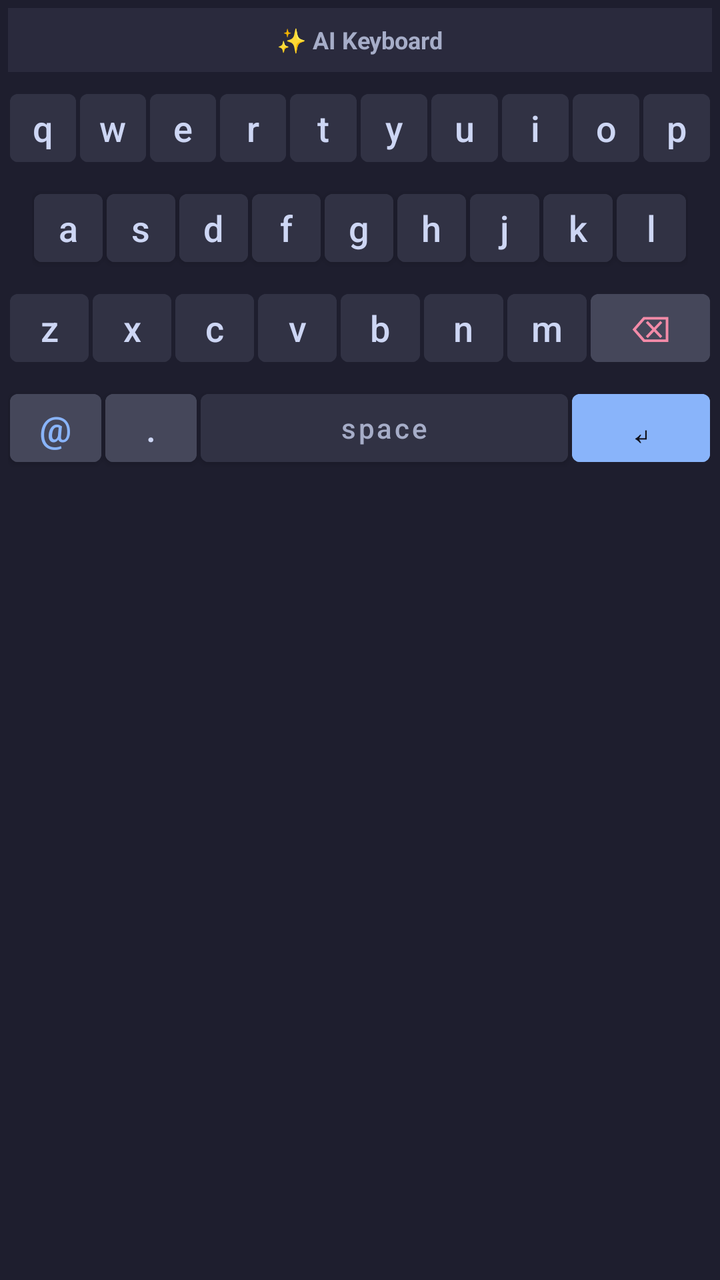
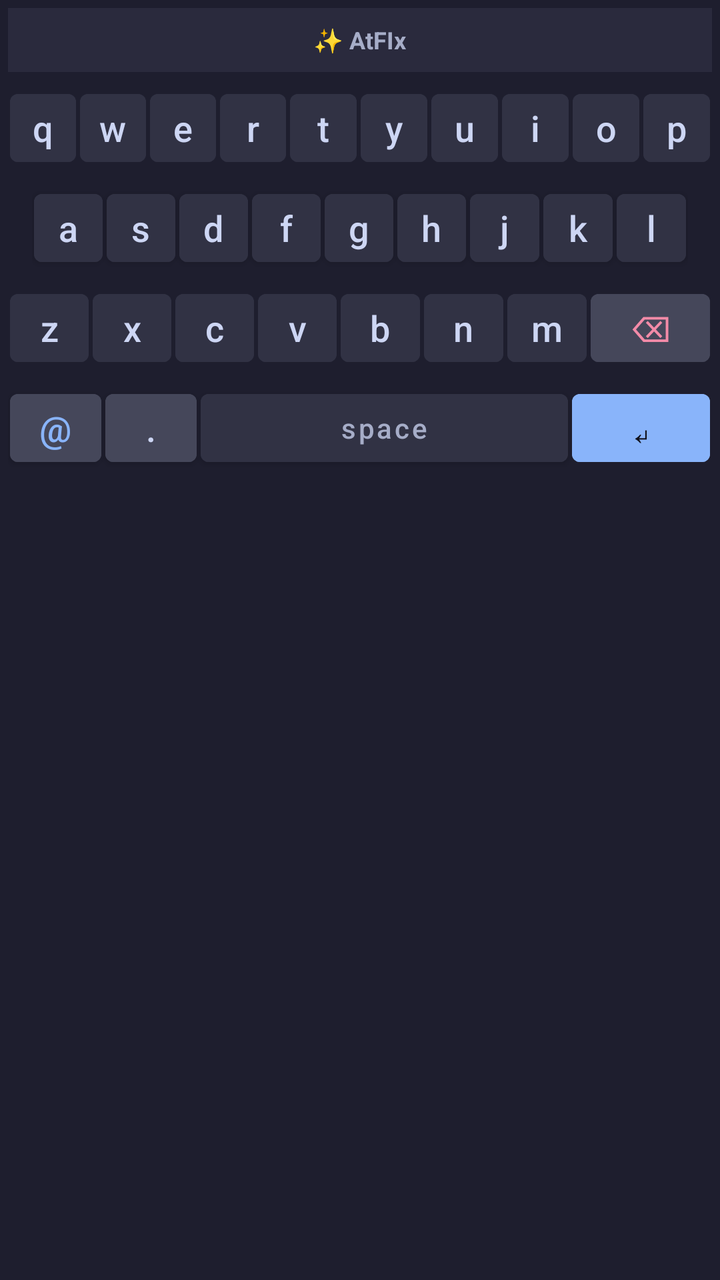

An Android layout rendered at two revisions. The XML below is the earlier revision; the diff shows what the commit changed to produce the second picture.
<!-- AndroidManifest.xml: fallback theme Theme.MaterialComponents.DayNight.NoActionBar -->
<!-- res/layout/keyboard_view.xml -->
<?xml version="1.0" encoding="utf-8"?>
<LinearLayout xmlns:android="http://schemas.android.com/apk/res/android"
    android:layout_width="match_parent"
    android:layout_height="wrap_content"
    android:orientation="vertical"
    android:background="#1E1E2E"
    android:padding="4dp">

    
    <LinearLayout
        android:layout_width="match_parent"
        android:layout_height="32dp"
        android:gravity="center"
        android:background="#2A2A3D">

        <TextView
            android:id="@+id/tv_status"
            android:layout_width="wrap_content"
            android:layout_height="wrap_content"
            android:text="✨ AI Keyboard"
            android:textColor="#A6ADC8"
            android:textSize="12sp"
            android:textStyle="bold" />
    </LinearLayout>

    
    <LinearLayout
        android:layout_width="match_parent"
        android:layout_height="48dp"
        android:orientation="horizontal"
        android:layout_marginTop="4dp">

        <Button android:id="@+id/btn_q" android:layout_width="0dp" android:layout_height="match_parent" android:layout_weight="1" android:text="q" android:textAllCaps="false" android:backgroundTint="#313244" android:textColor="#CDD6F4" android:textSize="18sp" android:padding="0dp" android:layout_margin="1dp"/>
        <Button android:id="@+id/btn_w" android:layout_width="0dp" android:layout_height="match_parent" android:layout_weight="1" android:text="w" android:textAllCaps="false" android:backgroundTint="#313244" android:textColor="#CDD6F4" android:textSize="18sp" android:padding="0dp" android:layout_margin="1dp"/>
        <Button android:id="@+id/btn_e" android:layout_width="0dp" android:layout_height="match_parent" android:layout_weight="1" android:text="e" android:textAllCaps="false" android:backgroundTint="#313244" android:textColor="#CDD6F4" android:textSize="18sp" android:padding="0dp" android:layout_margin="1dp"/>
        <Button android:id="@+id/btn_r" android:layout_width="0dp" android:layout_height="match_parent" android:layout_weight="1" android:text="r" android:textAllCaps="false" android:backgroundTint="#313244" android:textColor="#CDD6F4" android:textSize="18sp" android:padding="0dp" android:layout_margin="1dp"/>
        <Button android:id="@+id/btn_t" android:layout_width="0dp" android:layout_height="match_parent" android:layout_weight="1" android:text="t" android:textAllCaps="false" android:backgroundTint="#313244" android:textColor="#CDD6F4" android:textSize="18sp" android:padding="0dp" android:layout_margin="1dp"/>
        <Button android:id="@+id/btn_y" android:layout_width="0dp" android:layout_height="match_parent" android:layout_weight="1" android:text="y" android:textAllCaps="false" android:backgroundTint="#313244" android:textColor="#CDD6F4" android:textSize="18sp" android:padding="0dp" android:layout_margin="1dp"/>
        <Button android:id="@+id/btn_u" android:layout_width="0dp" android:layout_height="match_parent" android:layout_weight="1" android:text="u" android:textAllCaps="false" android:backgroundTint="#313244" android:textColor="#CDD6F4" android:textSize="18sp" android:padding="0dp" android:layout_margin="1dp"/>
        <Button android:id="@+id/btn_i" android:layout_width="0dp" android:layout_height="match_parent" android:layout_weight="1" android:text="i" android:textAllCaps="false" android:backgroundTint="#313244" android:textColor="#CDD6F4" android:textSize="18sp" android:padding="0dp" android:layout_margin="1dp"/>
        <Button android:id="@+id/btn_o" android:layout_width="0dp" android:layout_height="match_parent" android:layout_weight="1" android:text="o" android:textAllCaps="false" android:backgroundTint="#313244" android:textColor="#CDD6F4" android:textSize="18sp" android:padding="0dp" android:layout_margin="1dp"/>
        <Button android:id="@+id/btn_p" android:layout_width="0dp" android:layout_height="match_parent" android:layout_weight="1" android:text="p" android:textAllCaps="false" android:backgroundTint="#313244" android:textColor="#CDD6F4" android:textSize="18sp" android:padding="0dp" android:layout_margin="1dp"/>
    </LinearLayout>

    
    <LinearLayout
        android:layout_width="match_parent"
        android:layout_height="48dp"
        android:orientation="horizontal"
        android:layout_marginTop="2dp"
        android:paddingStart="12dp"
        android:paddingEnd="12dp">

        <Button android:id="@+id/btn_a" android:layout_width="0dp" android:layout_height="match_parent" android:layout_weight="1" android:text="a" android:textAllCaps="false" android:backgroundTint="#313244" android:textColor="#CDD6F4" android:textSize="18sp" android:padding="0dp" android:layout_margin="1dp"/>
        <Button android:id="@+id/btn_s" android:layout_width="0dp" android:layout_height="match_parent" android:layout_weight="1" android:text="s" android:textAllCaps="false" android:backgroundTint="#313244" android:textColor="#CDD6F4" android:textSize="18sp" android:padding="0dp" android:layout_margin="1dp"/>
        <Button android:id="@+id/btn_d" android:layout_width="0dp" android:layout_height="match_parent" android:layout_weight="1" android:text="d" android:textAllCaps="false" android:backgroundTint="#313244" android:textColor="#CDD6F4" android:textSize="18sp" android:padding="0dp" android:layout_margin="1dp"/>
        <Button android:id="@+id/btn_f" android:layout_width="0dp" android:layout_height="match_parent" android:layout_weight="1" android:text="f" android:textAllCaps="false" android:backgroundTint="#313244" android:textColor="#CDD6F4" android:textSize="18sp" android:padding="0dp" android:layout_margin="1dp"/>
        <Button android:id="@+id/btn_g" android:layout_width="0dp" android:layout_height="match_parent" android:layout_weight="1" android:text="g" android:textAllCaps="false" android:backgroundTint="#313244" android:textColor="#CDD6F4" android:textSize="18sp" android:padding="0dp" android:layout_margin="1dp"/>
        <Button android:id="@+id/btn_h" android:layout_width="0dp" android:layout_height="match_parent" android:layout_weight="1" android:text="h" android:textAllCaps="false" android:backgroundTint="#313244" android:textColor="#CDD6F4" android:textSize="18sp" android:padding="0dp" android:layout_margin="1dp"/>
        <Button android:id="@+id/btn_j" android:layout_width="0dp" android:layout_height="match_parent" android:layout_weight="1" android:text="j" android:textAllCaps="false" android:backgroundTint="#313244" android:textColor="#CDD6F4" android:textSize="18sp" android:padding="0dp" android:layout_margin="1dp"/>
        <Button android:id="@+id/btn_k" android:layout_width="0dp" android:layout_height="match_parent" android:layout_weight="1" android:text="k" android:textAllCaps="false" android:backgroundTint="#313244" android:textColor="#CDD6F4" android:textSize="18sp" android:padding="0dp" android:layout_margin="1dp"/>
        <Button android:id="@+id/btn_l" android:layout_width="0dp" android:layout_height="match_parent" android:layout_weight="1" android:text="l" android:textAllCaps="false" android:backgroundTint="#313244" android:textColor="#CDD6F4" android:textSize="18sp" android:padding="0dp" android:layout_margin="1dp"/>
    </LinearLayout>

    
    <LinearLayout
        android:layout_width="match_parent"
        android:layout_height="48dp"
        android:orientation="horizontal"
        android:layout_marginTop="2dp">

        <Button android:id="@+id/btn_z" android:layout_width="0dp" android:layout_height="match_parent" android:layout_weight="1" android:text="z" android:textAllCaps="false" android:backgroundTint="#313244" android:textColor="#CDD6F4" android:textSize="18sp" android:padding="0dp" android:layout_margin="1dp"/>
        <Button android:id="@+id/btn_x" android:layout_width="0dp" android:layout_height="match_parent" android:layout_weight="1" android:text="x" android:textAllCaps="false" android:backgroundTint="#313244" android:textColor="#CDD6F4" android:textSize="18sp" android:padding="0dp" android:layout_margin="1dp"/>
        <Button android:id="@+id/btn_c" android:layout_width="0dp" android:layout_height="match_parent" android:layout_weight="1" android:text="c" android:textAllCaps="false" android:backgroundTint="#313244" android:textColor="#CDD6F4" android:textSize="18sp" android:padding="0dp" android:layout_margin="1dp"/>
        <Button android:id="@+id/btn_v" android:layout_width="0dp" android:layout_height="match_parent" android:layout_weight="1" android:text="v" android:textAllCaps="false" android:backgroundTint="#313244" android:textColor="#CDD6F4" android:textSize="18sp" android:padding="0dp" android:layout_margin="1dp"/>
        <Button android:id="@+id/btn_b" android:layout_width="0dp" android:layout_height="match_parent" android:layout_weight="1" android:text="b" android:textAllCaps="false" android:backgroundTint="#313244" android:textColor="#CDD6F4" android:textSize="18sp" android:padding="0dp" android:layout_margin="1dp"/>
        <Button android:id="@+id/btn_n" android:layout_width="0dp" android:layout_height="match_parent" android:layout_weight="1" android:text="n" android:textAllCaps="false" android:backgroundTint="#313244" android:textColor="#CDD6F4" android:textSize="18sp" android:padding="0dp" android:layout_margin="1dp"/>
        <Button android:id="@+id/btn_m" android:layout_width="0dp" android:layout_height="match_parent" android:layout_weight="1" android:text="m" android:textAllCaps="false" android:backgroundTint="#313244" android:textColor="#CDD6F4" android:textSize="18sp" android:padding="0dp" android:layout_margin="1dp"/>
        <Button android:id="@+id/btn_delete" android:layout_width="0dp" android:layout_height="match_parent" android:layout_weight="1.5" android:text="⌫" android:backgroundTint="#45475A" android:textColor="#F38BA8" android:textSize="18sp" android:padding="0dp" android:layout_margin="1dp"/>
    </LinearLayout>

    
    <LinearLayout
        android:layout_width="match_parent"
        android:layout_height="48dp"
        android:orientation="horizontal"
        android:layout_marginTop="2dp">

        <Button android:id="@+id/btn_at" android:layout_width="0dp" android:layout_height="match_parent" android:layout_weight="1" android:text="@" android:textAllCaps="false" android:backgroundTint="#45475A" android:textColor="#89B4FA" android:textSize="18sp" android:padding="0dp" android:layout_margin="1dp"/>
        <Button android:id="@+id/btn_period" android:layout_width="0dp" android:layout_height="match_parent" android:layout_weight="1" android:text="." android:textAllCaps="false" android:backgroundTint="#45475A" android:textColor="#CDD6F4" android:textSize="18sp" android:padding="0dp" android:layout_margin="1dp"/>
        <Button android:id="@+id/btn_space" android:layout_width="0dp" android:layout_height="match_parent" android:layout_weight="4" android:text="space" android:textAllCaps="false" android:backgroundTint="#313244" android:textColor="#A6ADC8" android:textSize="14sp" android:padding="0dp" android:layout_margin="1dp"/>
        <Button android:id="@+id/btn_enter" android:layout_width="0dp" android:layout_height="match_parent" android:layout_weight="1.5" android:text="↵" android:backgroundTint="#89B4FA" android:textColor="#11111B" android:textSize="18sp" android:padding="0dp" android:layout_margin="1dp"/>
    </LinearLayout>

</LinearLayout>
<!-- resources referenced by this layout -->
<resources>

</resources>

<!-- the commit's change to res/layout/keyboard_view.xml (unified diff, before → after) -->
@@ -17,7 +17,7 @@
             android:id="@+id/tv_status"
             android:layout_width="wrap_content"
             android:layout_height="wrap_content"
-            android:text="✨ AI Keyboard"
+            android:text="✨ AtFIx"
             android:textColor="#A6ADC8"
             android:textSize="12sp"
             android:textStyle="bold" />
